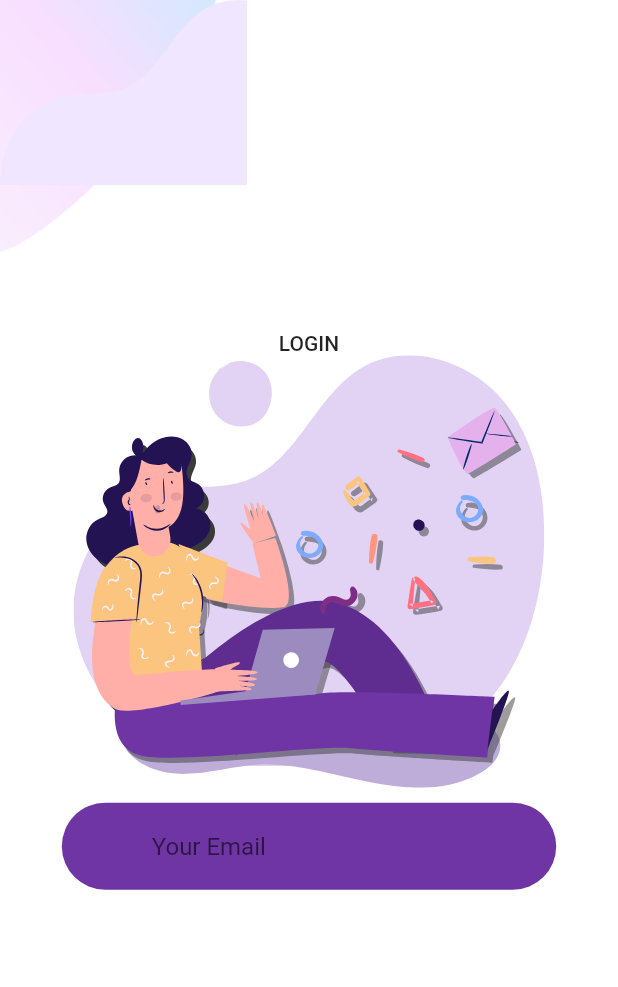
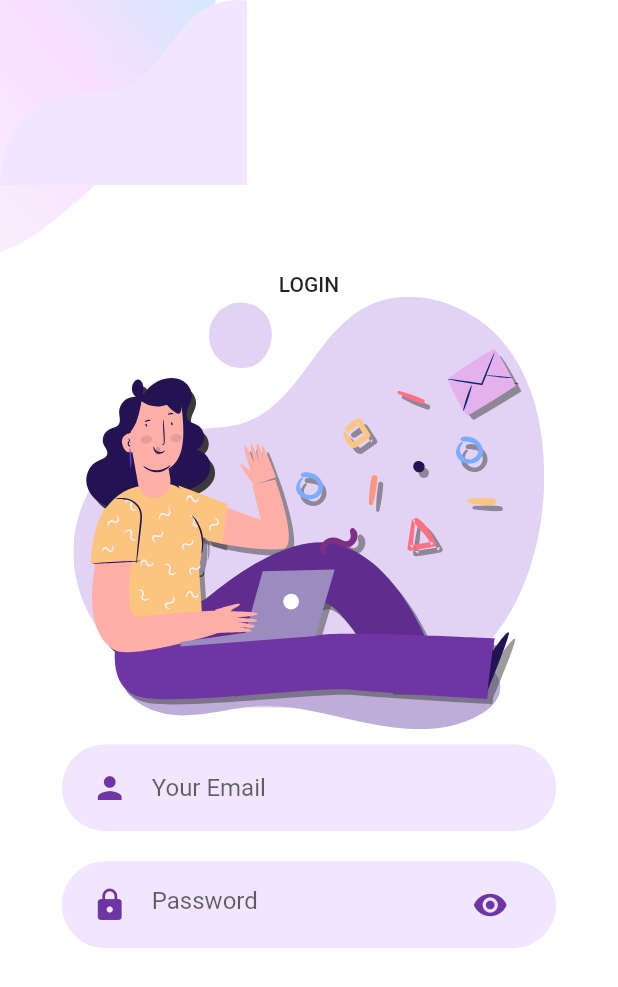
Before and after one commit to gabrielbucalon/login_auth, a Flutter app: the LoginScreen screen opened directly, on a phone screen of 412 x 824 dp. Shown: the top 987 px of the screen. Run offline on Flutter 3.47's test engine with Material 2 defaults, Android fonts, the phone set to English and light mode, and no system bars; our stand-ins replace flutter_svg.

Commit message:
<feature> - create component input_field and input_field_password and rename 'rounded_input_field'

```diff
--- a/lib/Screens/Login/components/body.dart
+++ b/lib/Screens/Login/components/body.dart
@@ -1,6 +1,7 @@
 import 'package:flutter/material.dart';
 import 'package:flutter_auth/Screens/Login/components/background.dart';
-import 'package:flutter_auth/constants.dart';
+import 'package:flutter_auth/components/rounded_input_field.dart';
+import 'package:flutter_auth/components/rounded_password_field.dart';
 import 'package:flutter_svg/svg.dart';
 
 class Body extends StatelessWidget {
@@ -21,54 +22,12 @@ class Body extends StatelessWidget {
           RoundedInputField(
             hintText: "Your Email",
             onChanged: (value) {},
+          ),
+          RoundedPasswordField(
+            onChanged: (value) {},
           )
         ],
       ),
     );
   }
 }
-
-class RoundedInputField extends StatelessWidget {
-  final String hintText;
-  final IconData icon;
-  final ValueChanged<String> onChanged;
-  const RoundedInputField({
-    Key key,
-    this.hintText,
-    this.icon: Icons.person,
-    this.onChanged,
-  }) : super(key: key);
-
-  @override
-  Widget build(BuildContext context) {
-    return TextFieldContainer(
-      child: TextField(
-        decoration: InputDecoration(
-            icon: Icon(icon, color: kPrimaryColor),
-            hintText: hintText,
-            border: InputBorder.none),
-      ),
-    );
-  }
-}
-
-class TextFieldContainer extends StatelessWidget {
-  final Widget child;
-  const TextFieldContainer({
-    Key key,
-    this.child,
-  }) : super(key: key);
-
-  @override
-  Widget build(BuildContext context) {
-    Size size = MediaQuery.of(context).size;
-    return Container(
-      margin: EdgeInsets.symmetric(vertical: 10),
-      padding: EdgeInsets.symmetric(horizontal: 20, vertical: 5),
-      width: size.width * 0.8,
-      decoration: BoxDecoration(
-          color: kPrimaryColor, borderRadius: BorderRadius.circular(29)),
-      child: child,
-    );
-  }
-}
--- a/lib/components/rounded_input.field.dart
+++ /dev/null
@@ -1,2 +0,0 @@
-import 'package:flutter/material.dart';
-import '../constants.dart';
--- /dev/null
+++ b/lib/components/rounded_input_field.dart
@@ -0,0 +1,27 @@
+import 'package:flutter/material.dart';
+import 'package:flutter_auth/components/text_field_container.dart';
+import '../constants.dart';
+
+class RoundedInputField extends StatelessWidget {
+  final String hintText;
+  final IconData icon;
+  final ValueChanged<String> onChanged;
+  const RoundedInputField({
+    Key key,
+    this.hintText,
+    this.icon: Icons.person,
+    this.onChanged,
+  }) : super(key: key);
+
+  @override
+  Widget build(BuildContext context) {
+    return TextFieldContainer(
+      child: TextField(
+        decoration: InputDecoration(
+            icon: Icon(icon, color: kPrimaryColor),
+            hintText: hintText,
+            border: InputBorder.none),
+      ),
+    );
+  }
+}
--- /dev/null
+++ b/lib/components/rounded_password_field.dart
@@ -0,0 +1,29 @@
+import 'package:flutter/material.dart';
+import 'package:flutter_auth/components/text_field_container.dart';
+import '../constants.dart';
+
+class RoundedPasswordField extends StatelessWidget {
+  final ValueChanged<String> onChanged;
+  const RoundedPasswordField({
+    Key key,
+    this.onChanged,
+  }) : super(key: key);
+
+  @override
+  Widget build(BuildContext context) {
+    return TextFieldContainer(
+      child: TextField(
+        obscureText: true,
+        decoration: InputDecoration(
+          hintText: "Password",
+          icon: Icon(
+            Icons.lock,
+            color: kPrimaryColor,
+          ),
+          suffixIcon: Icon(Icons.visibility, color: kPrimaryColor),
+          border: InputBorder.none,
+        ),
+      ),
+    );
+  }
+}
--- a/lib/components/text_field_container.dart
+++ b/lib/components/text_field_container.dart
@@ -0,0 +1,23 @@
+import 'package:flutter/material.dart';
+import '../constants.dart';
+
+class TextFieldContainer extends StatelessWidget {
+  final Widget child;
+  const TextFieldContainer({
+    Key key,
+    this.child,
+  }) : super(key: key);
+
+  @override
+  Widget build(BuildContext context) {
+    Size size = MediaQuery.of(context).size;
+    return Container(
+      margin: EdgeInsets.symmetric(vertical: 10),
+      padding: EdgeInsets.symmetric(horizontal: 20, vertical: 5),
+      width: size.width * 0.8,
+      decoration: BoxDecoration(
+          color: kPrimaryLightColor, borderRadius: BorderRadius.circular(29)),
+      child: child,
+    );
+  }
+}
```
